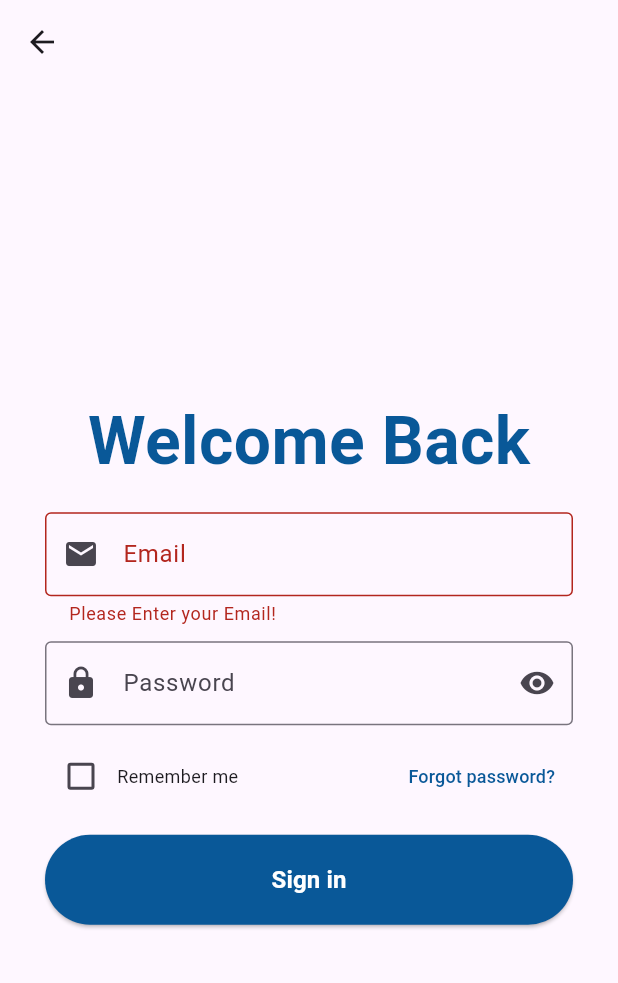
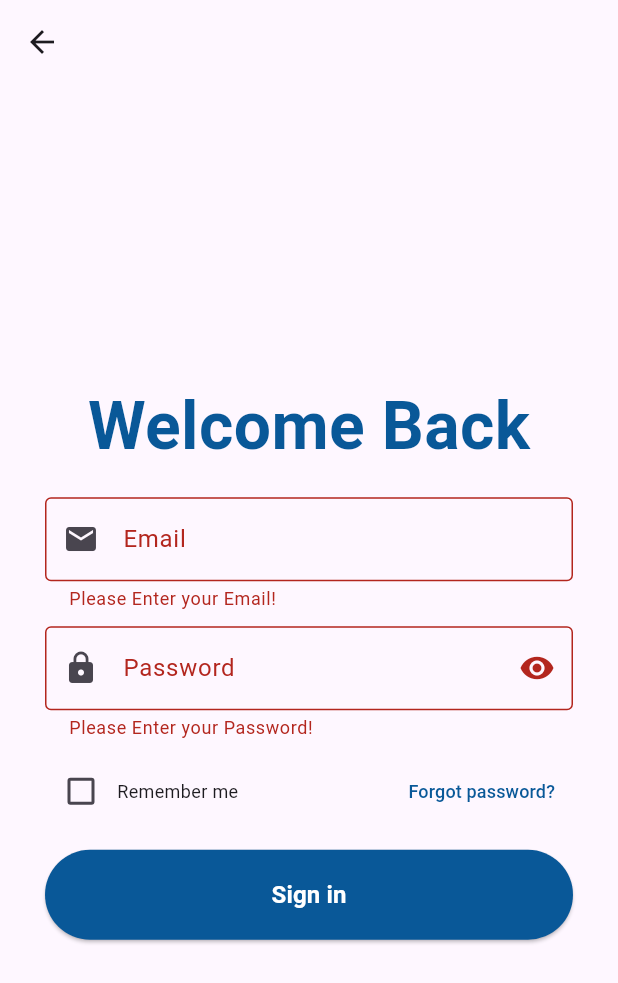
Before and after one commit to Potater420/Social_Media_App, a Flutter app: the SignInPage screen opened directly, after a tap on "Sign in", on a phone screen of 412 x 824 dp. Shown: the top 983 px of the screen. Run offline on Flutter 3.47's test engine with Material 3 defaults, Android fonts, the phone set to English and light mode, and no system bars.

Commit message:
added password validation

```diff
--- a/lib/pages/sign_in_page.dart
+++ b/lib/pages/sign_in_page.dart
@@ -91,6 +91,14 @@ class _SignInPageState extends State<SignInPage> {
                         ),
                       ),
                     ),
+                    validator: (value) {
+                      if (value == null || (value.isEmpty)) {
+                        return 'Please Enter your Password!';
+                      } else if (value.length < 8) {
+                        return 'Enter a Strong Password!';
+                      }
+                      return null;
+                    },
                   ),
                   const SizedBox(height: 10),
                   Row(
@@ -122,7 +130,7 @@ class _SignInPageState extends State<SignInPage> {
                   const SizedBox(height: 15),
                   CustomButton(
                     onPressed: () {
-                      if(_formKey.currentState!.validate()){
+                      if (_formKey.currentState!.validate()) {
                         //login not yet
                       }
                     },
```
